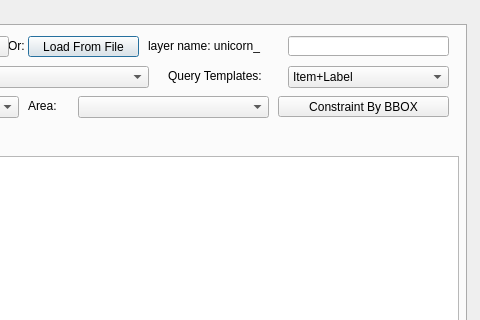
Before: the Qt Designer form sparql_unicorn/sparql_unicorn_dialog_base.ui in sparqlunicorn/sparqlunicornGoesGIS, drawn with Qt 5; both pictures show x 494 to 974 and y 0 to 320 of the 974 by 659 pixel window.
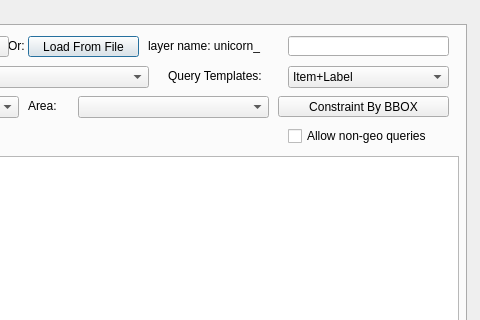
After: the same form once the commit is applied.

Commit message: Added non-geo query option

Patch:
```diff
--- a/sparql_unicorn/sparql_unicorn_dialog_base.ui
+++ b/sparql_unicorn/sparql_unicorn_dialog_base.ui
@@ -367,6 +367,19 @@
       <string>Own TripleStore</string>
      </property>
     </widget>
+    <widget class="QCheckBox" name="allownongeo">
+     <property name="geometry">
+      <rect>
+       <x>780</x>
+       <y>100</y>
+       <width>161</width>
+       <height>20</height>
+      </rect>
+     </property>
+     <property name="text">
+      <string>Allow non-geo queries</string>
+     </property>
+    </widget>
    </widget>
    <widget class="QWidget" name="tab_2">
     <attribute name="title">
```
Left out of the diff: 4 changed lines with no effect on the pictures. The commit also changes 1 other file.
